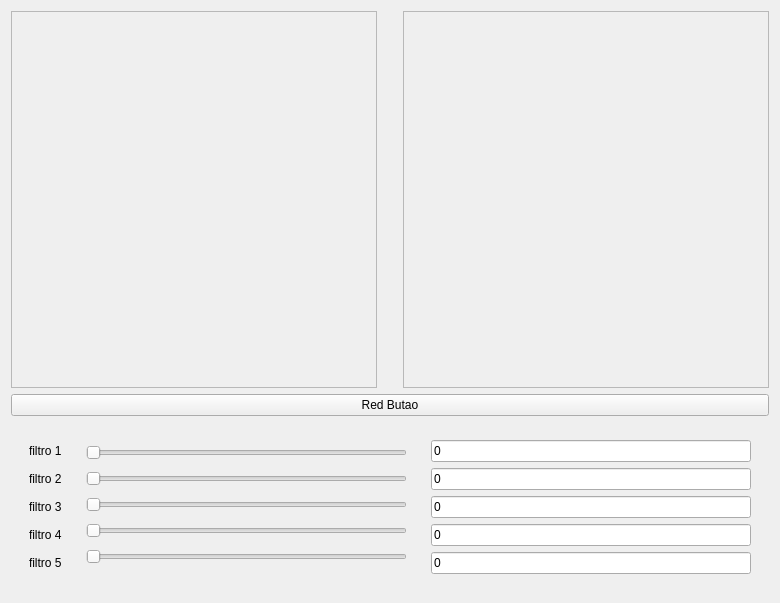
Old version of the form main_GUI.ui in the repository RafaDdS/Rotos.
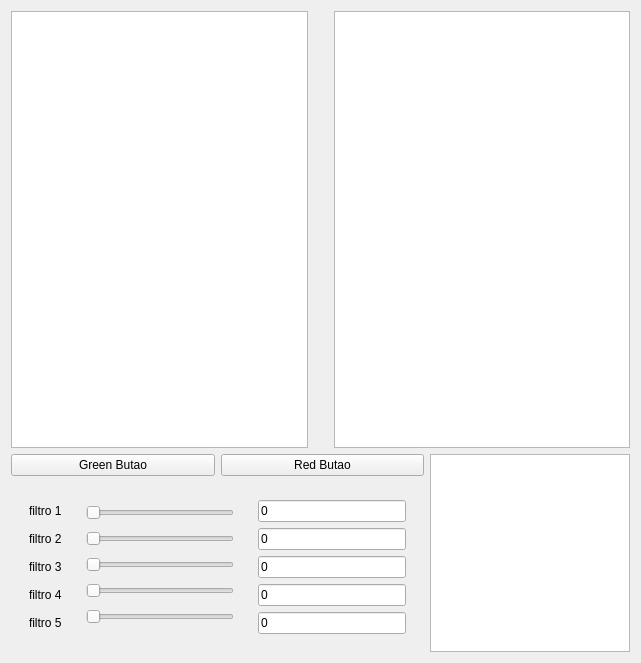
New version of the form.

Commit message:
GUI semi pronta
falta apenas assignar uma função aos botoes e direcionar os valores dos sliders para os valores dos filtros. e colocar o video de camera nos 2 primeiros widgets

```diff
--- a/main_GUI.ui
+++ b/main_GUI.ui
@@ -6,23 +6,44 @@
    <rect>
     <x>0</x>
     <y>0</y>
-    <width>780</width>
-    <height>603</height>
+    <width>641</width>
+    <height>663</height>
    </rect>
   </property>
+  <property name="sizePolicy">
+   <sizepolicy hsizetype="Fixed" vsizetype="Fixed">
+    <horstretch>0</horstretch>
+    <verstretch>0</verstretch>
+   </sizepolicy>
+  </property>
   <property name="windowTitle">
    <string>Form</string>
   </property>
-  <layout class="QVBoxLayout" name="verticalLayout_6">
-   <item>
+  <layout class="QGridLayout" name="gridLayout">
+   <item row="0" column="0" colspan="3">
     <layout class="QHBoxLayout" name="horizontalLayout_3">
      <item>
-      <widget class="QFrame" name="frame">
-       <property name="frameShape">
-        <enum>QFrame::StyledPanel</enum>
+      <widget class="QGraphicsView" name="graphicsView_2">
+       <property name="enabled">
+        <bool>true</bool>
        </property>
-       <property name="frameShadow">
-        <enum>QFrame::Raised</enum>
+       <property name="sizePolicy">
+        <sizepolicy hsizetype="Minimum" vsizetype="Minimum">
+         <horstretch>0</horstretch>
+         <verstretch>0</verstretch>
+        </sizepolicy>
+       </property>
+       <property name="minimumSize">
+        <size>
+         <width>180</width>
+         <height>180</height>
+        </size>
+       </property>
+       <property name="baseSize">
+        <size>
+         <width>500</width>
+         <height>500</height>
+        </size>
        </property>
       </widget>
      </item>
@@ -40,25 +61,81 @@
       </spacer>
      </item>
      <item>
-      <widget class="QFrame" name="frame_2">
-       <property name="frameShape">
-        <enum>QFrame::StyledPanel</enum>
+      <widget class="QGraphicsView" name="graphicsView_3">
+       <property name="enabled">
+        <bool>true</bool>
        </property>
-       <property name="frameShadow">
-        <enum>QFrame::Raised</enum>
+       <property name="sizePolicy">
+        <sizepolicy hsizetype="Minimum" vsizetype="Minimum">
+         <horstretch>0</horstretch>
+         <verstretch>0</verstretch>
+        </sizepolicy>
+       </property>
+       <property name="minimumSize">
+        <size>
+         <width>180</width>
+         <height>180</height>
+        </size>
+       </property>
+       <property name="baseSize">
+        <size>
+         <width>500</width>
+         <height>500</height>
+        </size>
        </property>
       </widget>
      </item>
     </layout>
    </item>
-   <item>
+   <item row="1" column="0">
+    <widget class="QPushButton" name="pushButton_2">
+     <property name="sizePolicy">
+      <sizepolicy hsizetype="MinimumExpanding" vsizetype="Fixed">
+       <horstretch>0</horstretch>
+       <verstretch>0</verstretch>
+      </sizepolicy>
+     </property>
+     <property name="text">
+      <string>Green Butao</string>
+     </property>
+    </widget>
+   </item>
+   <item row="1" column="1">
     <widget class="QPushButton" name="pushButton">
+     <property name="sizePolicy">
+      <sizepolicy hsizetype="MinimumExpanding" vsizetype="Fixed">
+       <horstretch>0</horstretch>
+       <verstretch>0</verstretch>
+      </sizepolicy>
+     </property>
      <property name="text">
       <string>Red Butao</string>
      </property>
     </widget>
    </item>
-   <item>
+   <item row="1" column="2" rowspan="2">
+    <widget class="QGraphicsView" name="graphicsView">
+     <property name="sizePolicy">
+      <sizepolicy hsizetype="Maximum" vsizetype="Maximum">
+       <horstretch>0</horstretch>
+       <verstretch>0</verstretch>
+      </sizepolicy>
+     </property>
+     <property name="maximumSize">
+      <size>
+       <width>200</width>
+       <height>200</height>
+      </size>
+     </property>
+     <property name="baseSize">
+      <size>
+       <width>500</width>
+       <height>500</height>
+      </size>
+     </property>
+    </widget>
+   </item>
+   <item row="2" column="0" colspan="2">
     <widget class="QWidget" name="widget_4" native="true">
      <layout class="QHBoxLayout" name="horizontalLayout">
       <item>
@@ -205,6 +282,12 @@
       </item>
       <item>
        <widget class="QWidget" name="widget_2" native="true">
+        <property name="maximumSize">
+         <size>
+          <width>220</width>
+          <height>220</height>
+         </size>
+        </property>
         <layout class="QVBoxLayout" name="verticalLayout_2">
          <item>
           <widget class="QLineEdit" name="lineEdit">
```
Left out of the diff: 6 changed lines with no effect on the pictures. The commit also changes 2 other files.
